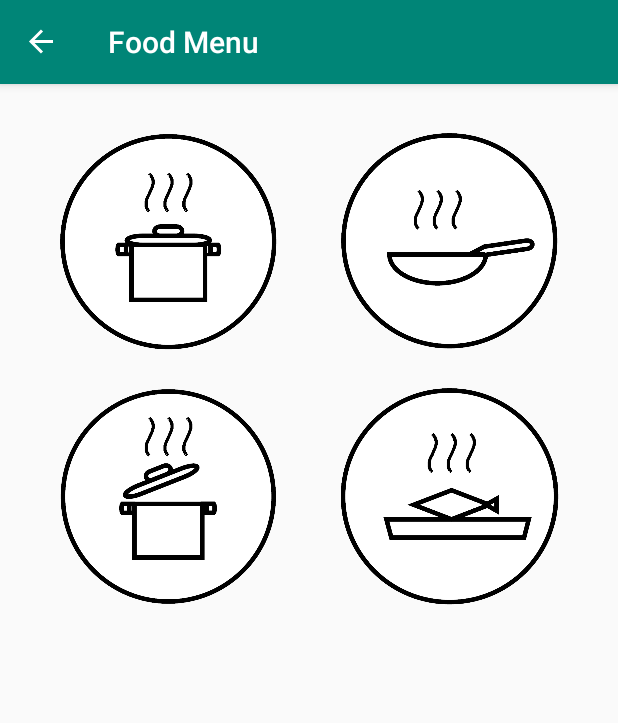
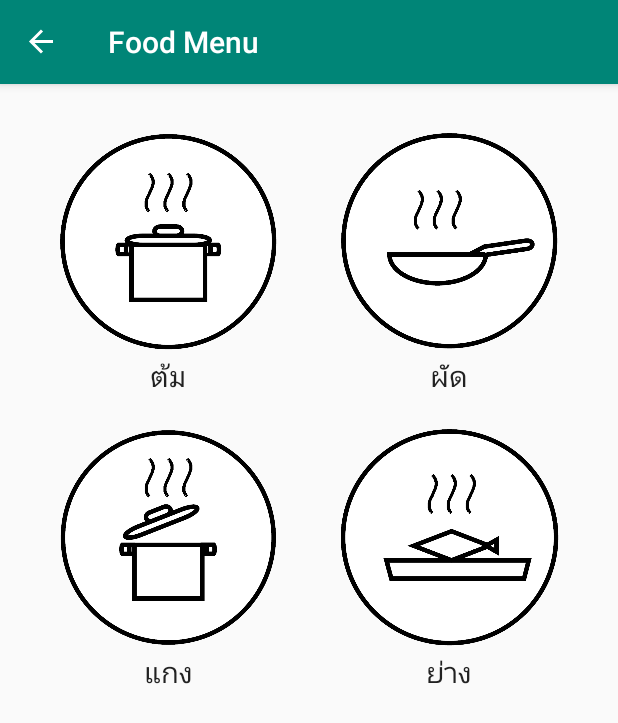
Before and after one commit to maisorawit/FoodCalorie_Kotlin, an Android app: the FoodMenuFragment screen opened through its navigation route, on a phone screen of 412 x 824 dp. Shown: the top 723 px of the screen. Run offline under Robolectric (Android 15) with nearby library versions, the phone set to English and light mode, and no system bars; our stand-ins replace data binding, navigation-ui.

Commit message:
Add Name Food Icon

```diff
--- a/app/src/main/res/drawable/circle.xml
+++ b/app/src/main/res/drawable/circle.xml
@@ -1,9 +1,2 @@
 <?xml version="1.0" encoding="utf-8"?>
-<selector xmlns:android="http://schemas.android.com/apk/res/android">
-    <item>
-        <shape android:shape="oval">
-            <solid android:color="@color/colorPrimaryDark" />
-            <size android:width="50dp" android:height="50dp" />
-        </shape>
-    </item>
-</selector>
+<selector xmlns:android="http://schemas.android.com/apk/res/android"></selector>
--- a/app/src/main/res/layout/fragment_about.xml
+++ b/app/src/main/res/layout/fragment_about.xml
@@ -20,6 +20,16 @@
             app:layout_constraintStart_toStartOf="parent"
             app:layout_constraintTop_toTopOf="parent" />
 
+        <TextView
+            android:id="@+id/textView"
+            android:layout_width="wrap_content"
+            android:layout_height="wrap_content"
+            android:layout_marginTop="50dp"
+            android:text="@string/text_content"
+            app:layout_constraintEnd_toEndOf="parent"
+            app:layout_constraintStart_toStartOf="parent"
+            app:layout_constraintTop_toBottomOf="@+id/textView_foodCalorie" />
+
     </androidx.constraintlayout.widget.ConstraintLayout>
 
 </layout>
--- a/app/src/main/res/layout/fragment_food_menu.xml
+++ b/app/src/main/res/layout/fragment_food_menu.xml
@@ -57,6 +57,65 @@
             app:layout_constraintEnd_toStartOf="@+id/button_grill"
             app:layout_constraintHorizontal_bias="0.5"
             app:layout_constraintStart_toStartOf="parent"
+            app:layout_constraintTop_toBottomOf="@+id/textView_boil" />
+
+        <TextView
+            android:id="@+id/textView_simmer"
+            android:layout_width="@dimen/circle_size"
+            android:layout_height="wrap_content"
+            android:layout_marginStart="20dp"
+            android:gravity="center"
+            android:text="@string/text_simmer"
+            android:textAppearance="@style/TextAppearance.AppCompat.Body2"
+            android:textSize="19sp"
+            app:layout_constraintEnd_toStartOf="@+id/textView_grill"
+            app:layout_constraintHorizontal_bias="0.5"
+            app:layout_constraintStart_toStartOf="parent"
+            app:layout_constraintTop_toBottomOf="@+id/button_simmer" />
+
+        <TextView
+            android:id="@+id/textView_grill"
+            android:layout_width="@dimen/circle_size"
+            android:layout_height="wrap_content"
+            android:layout_marginStart="20dp"
+            android:layout_marginEnd="20dp"
+            android:gravity="center"
+            android:text="@string/text_grill"
+            android:textAppearance="@style/TextAppearance.AppCompat.Body2"
+            android:textSize="@dimen/text_nameicon"
+            app:layout_constraintBaseline_toBaselineOf="@+id/textView_simmer"
+            app:layout_constraintEnd_toEndOf="parent"
+            app:layout_constraintHorizontal_bias="0.5"
+            app:layout_constraintStart_toEndOf="@+id/textView_simmer" />
+
+        <TextView
+            android:id="@+id/textView_boil"
+            android:layout_width="@dimen/circle_size"
+            android:layout_height="wrap_content"
+            android:layout_marginStart="20dp"
+            android:gravity="center"
+            android:text="@string/text_boil"
+            android:textAppearance="@style/TextAppearance.AppCompat.Body2"
+            android:textSize="@dimen/text_nameicon"
+            app:layout_constraintEnd_toStartOf="@+id/textView_stir"
+            app:layout_constraintHorizontal_bias="0.5"
+            app:layout_constraintStart_toStartOf="parent"
             app:layout_constraintTop_toBottomOf="@+id/button_boil" />
+
+        <TextView
+            android:id="@+id/textView_stir"
+            android:layout_width="@dimen/circle_size"
+            android:layout_height="wrap_content"
+            android:layout_marginStart="20dp"
+            android:layout_marginEnd="20dp"
+            android:gravity="center"
+            android:text="@string/text_stir"
+            android:textAppearance="@style/TextAppearance.AppCompat.Body2"
+            android:textSize="@dimen/text_nameicon"
+            app:layout_constraintBaseline_toBaselineOf="@+id/textView_boil"
+            app:layout_constraintEnd_toEndOf="parent"
+            app:layout_constraintHorizontal_bias="0.5"
+            app:layout_constraintStart_toEndOf="@+id/textView_boil" />
+
     </androidx.constraintlayout.widget.ConstraintLayout>
 </layout>
--- a/app/src/main/res/values/dimens.xml
+++ b/app/src/main/res/values/dimens.xml
@@ -3,4 +3,5 @@
     <dimen name="circle_size">150dp</dimen>
     <dimen name="menu_width">200dp</dimen>
     <dimen name="menu_height">50dp</dimen>
+    <dimen name="text_nameicon">19sp</dimen>
 </resources>
--- a/app/src/main/res/values/strings.xml
+++ b/app/src/main/res/values/strings.xml
@@ -3,4 +3,9 @@
 
     <!-- TODO: Remove or change this placeholder text -->
     <string name="hello_blank_fragment">Hello blank fragment</string>
+    <string name="text_content">สวัสดีครับ</string>
+    <string name="text_simmer">แกง</string>
+    <string name="text_grill">ย่าง</string>
+    <string name="text_boil">ต้ม</string>
+    <string name="text_stir">ผัด</string>
 </resources>
```
